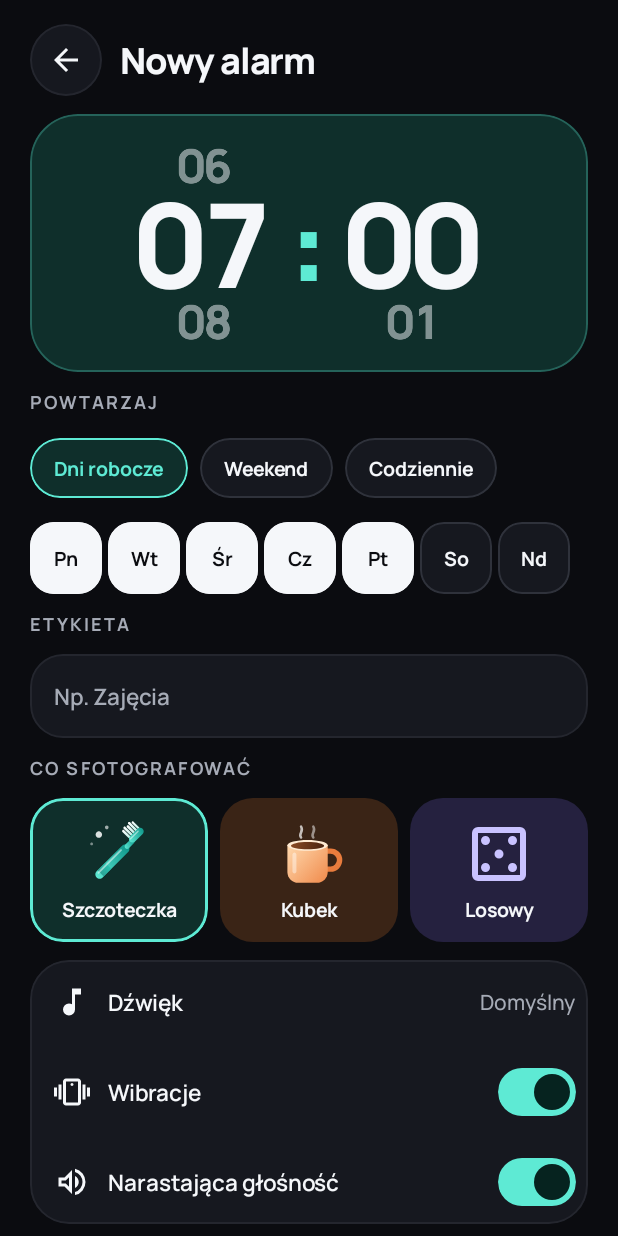
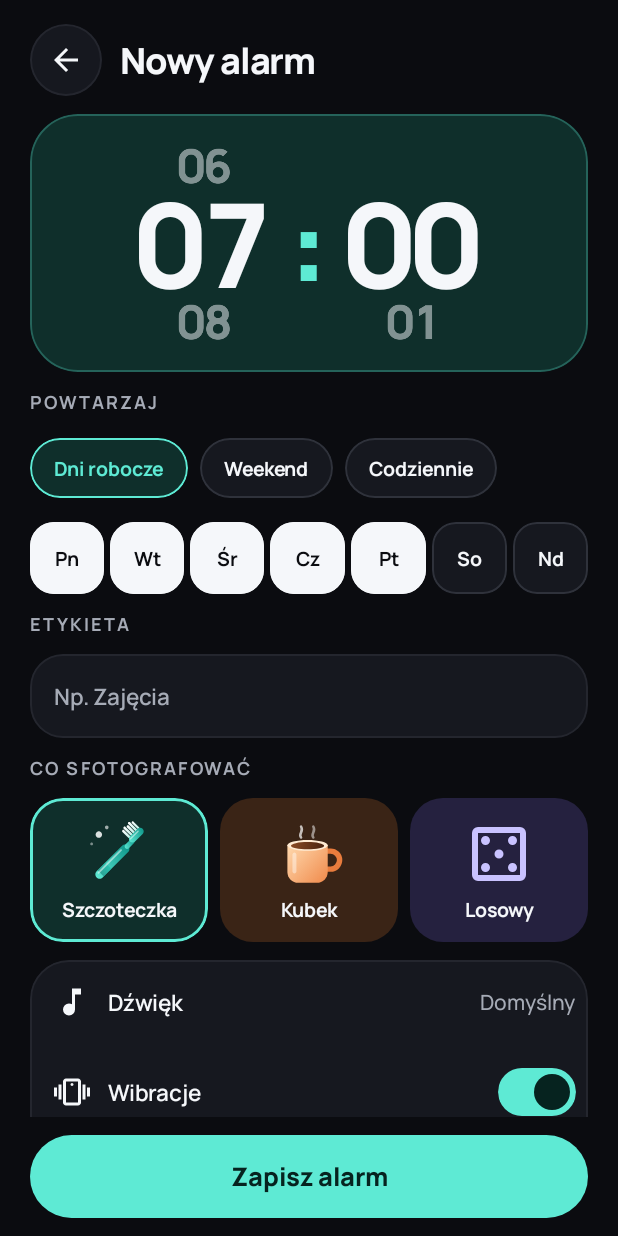
Before and after one commit to kelly-sudo/shotclock, an Android app built with Jetpack Compose: the screen it shows after launch (MainActivity), after a tap on "Dodaj pierwszy alarm", on a phone screen of 412 x 824 dp. Run offline under Robolectric (Android 15) with nearby library versions, the phone set to English and light mode, and no system bars; our stand-ins replace Room's generated code.

Commit message:
Etap 2: poprawki edycji na wąskim ekranie i przy dużej czcionce
Po przeglądzie przy 360 dp i czcionce 130%: chipy dni dzielą szerokość
po równo i mieszczą się w jednym wierszu, nazwa przedmiotu na kafelku
zmniejsza się zamiast ucinać, wiersze opcji rosną przy dwóch liniach tekstu,
„Zapisz alarm” jest przypięty na dole ekranu. ScreenContainer dostał
opcjonalny pinnedBottom, a przewijana treść nie wjeżdża już pod pasek stanu.

Co-Authored-By: Claude Opus 5.5 <noreply@anthropic.com>

```diff
--- a/app/src/main/java/pl/shotclock/budzik/ui/components/ObjectTile.kt
+++ b/app/src/main/java/pl/shotclock/budzik/ui/components/ObjectTile.kt
@@ -10,6 +10,7 @@ import androidx.compose.foundation.layout.height
 import androidx.compose.foundation.layout.padding
 import androidx.compose.foundation.layout.size
 import androidx.compose.foundation.selection.selectable
+import androidx.compose.foundation.text.TextAutoSize
 import androidx.compose.material3.MaterialTheme
 import androidx.compose.material3.Text
 import androidx.compose.material3.ripple
@@ -31,6 +32,7 @@ import pl.shotclock.budzik.ui.objects.ObjectVisual
 import pl.shotclock.budzik.ui.theme.Accent
 import pl.shotclock.budzik.ui.theme.AppShapes
 import pl.shotclock.budzik.ui.theme.ShotClockTheme
+import pl.shotclock.budzik.ui.theme.SmallLabelMinSize
 import pl.shotclock.budzik.ui.theme.Sizes
 import pl.shotclock.budzik.ui.theme.Spacing
 import pl.shotclock.budzik.ui.theme.rememberPressScale
@@ -73,11 +75,16 @@ fun ObjectTile(
     ) {
         // Opis nie jest potrzebny, bo pod ilustracją jest nazwa.
         ObjectImage(visual, contentDescription = null, modifier = Modifier.size(Sizes.illustrationTile))
+        // Przy dużej czcionce na wąskim ekranie nazwa się zmniejsza, zamiast ucinać („Szczoteczka”).
         Text(
             text = stringResource(visual.shortNameRes),
             style = MaterialTheme.typography.labelMedium,
             textAlign = TextAlign.Center,
             maxLines = 1,
+            autoSize = TextAutoSize.StepBased(
+                minFontSize = SmallLabelMinSize,
+                maxFontSize = MaterialTheme.typography.labelMedium.fontSize,
+            ),
         )
     }
 }
--- a/app/src/main/java/pl/shotclock/budzik/ui/components/ScreenContainer.kt
+++ b/app/src/main/java/pl/shotclock/budzik/ui/components/ScreenContainer.kt
@@ -1,13 +1,16 @@
 package pl.shotclock.budzik.ui.components
 
 import androidx.compose.foundation.layout.Arrangement
+import androidx.compose.foundation.layout.Box
 import androidx.compose.foundation.layout.Column
 import androidx.compose.foundation.layout.ColumnScope
 import androidx.compose.foundation.layout.Row
 import androidx.compose.foundation.layout.RowScope
 import androidx.compose.foundation.layout.fillMaxSize
+import androidx.compose.foundation.layout.fillMaxWidth
+import androidx.compose.foundation.layout.navigationBarsPadding
 import androidx.compose.foundation.layout.padding
-import androidx.compose.foundation.layout.systemBarsPadding
+import androidx.compose.foundation.layout.statusBarsPadding
 import androidx.compose.foundation.rememberScrollState
 import androidx.compose.foundation.verticalScroll
 import androidx.compose.material3.MaterialTheme
@@ -25,6 +28,7 @@ import pl.shotclock.budzik.ui.theme.Spacing
 /**
  * Wspólny układ zwykłego ekranu: tytuł, opcjonalny przycisk cofania i przewijana treść
  * z odstępami od pasków systemowych. Ekran z cofaniem ma mniejszy tytuł, bo obok jest przycisk.
+ * [pinnedBottom] to element przypięty na dole, poza przewijaną treścią (np. „Zapisz alarm”).
  */
 @Composable
 fun ScreenContainer(
@@ -33,13 +37,17 @@ fun ScreenContainer(
     hasBottomBar: Boolean = false,
     onBack: (() -> Unit)? = null,
     trailing: @Composable RowScope.() -> Unit = {},
+    pinnedBottom: (@Composable () -> Unit)? = null,
     content: @Composable ColumnScope.() -> Unit,
 ) {
+    // Odstęp od paska stanu jest poza przewijaniem, więc treść nie wjeżdża pod zegar i ikony telefonu.
+    Column(modifier.fillMaxSize().statusBarsPadding()) {
         Column(
-        modifier = modifier
-            .fillMaxSize()
+            modifier = Modifier
+                .weight(1f)
                 .verticalScroll(rememberScrollState())
-            .systemBarsPadding()
+                // Gdy na dole nic nie jest przypięte, treść musi kończyć się nad paskiem nawigacji telefonu.
+                .then(if (pinnedBottom == null) Modifier.navigationBarsPadding() else Modifier)
                 .padding(horizontal = Spacing.screenEdge)
                 .padding(
                     top = Spacing.medium,
@@ -71,6 +79,17 @@ fun ScreenContainer(
             }
             content()
         }
+        if (pinnedBottom != null) {
+            Box(
+                modifier = Modifier
+                    .fillMaxWidth()
+                    .navigationBarsPadding()
+                    .padding(horizontal = Spacing.screenEdge, vertical = Spacing.smallMedium),
+            ) {
+                pinnedBottom()
+            }
+        }
+    }
 }
 
 @Preview(widthDp = 360, heightDp = 320)
--- a/app/src/main/java/pl/shotclock/budzik/ui/edit/EditAlarmScreen.kt
+++ b/app/src/main/java/pl/shotclock/budzik/ui/edit/EditAlarmScreen.kt
@@ -9,7 +9,7 @@ import androidx.compose.foundation.layout.PaddingValues
 import androidx.compose.foundation.layout.Row
 import androidx.compose.foundation.layout.RowScope
 import androidx.compose.foundation.layout.fillMaxWidth
-import androidx.compose.foundation.layout.height
+import androidx.compose.foundation.layout.heightIn
 import androidx.compose.material3.Icon
 import androidx.compose.material3.MaterialTheme
 import androidx.compose.material3.Text
@@ -113,6 +113,16 @@ fun EditAlarmScreen(
                 )
             }
         },
+        // „Zapisz alarm” jest zawsze widoczny na dole, niezależnie od przewinięcia.
+        pinnedBottom = {
+            if (!uiState.isLoading) {
+                AppButton(
+                    text = stringResource(R.string.edit_save),
+                    onClick = actions.onSave,
+                    modifier = Modifier.fillMaxWidth(),
+                )
+            }
+        },
     ) {
         // Zanim alarm wczyta się z bazy, pokazujemy tylko tytuł.
         if (!uiState.isLoading) {
@@ -154,11 +164,6 @@ private fun ColumnScope.EditAlarmForm(alarm: Alarm, actions: EditAlarmActions) {
         }
     }
     AlarmOptionsCard(alarm, actions)
-    AppButton(
-        text = stringResource(R.string.edit_save),
-        onClick = actions.onSave,
-        modifier = Modifier.fillMaxWidth(),
-    )
 }
 
 @Composable
@@ -211,11 +216,9 @@ private fun WeekdayChips(selectedDays: Set<DayOfWeek>, onChange: (Set<DayOfWeek>
     val shortNames = stringArrayResource(R.array.weekdays_short)
     val fullNames = stringArrayResource(R.array.weekdays_full)
 
-    // FlowRow przenosi chipy do drugiego wiersza na wąskim ekranie (7 chipów po 48 dp nie zawsze się mieści).
-    FlowRow(
-        horizontalArrangement = Arrangement.spacedBy(Spacing.extraSmall),
-        verticalArrangement = Arrangement.spacedBy(Spacing.extraSmall),
-    ) {
+    // Siedem chipów dzieli szerokość po równo, więc zawsze mieszczą się w jednym wierszu.
+    // Na wąskim ekranie (360 dp) są nieco węższe niż 48 dp, ale wysokość zostaje 48 dp.
+    Row(horizontalArrangement = Arrangement.spacedBy(Spacing.extraSmall)) {
         DayOfWeek.entries.forEachIndexed { index, day ->
             AppChip(
                 label = shortNames[index],
@@ -224,6 +227,7 @@ private fun WeekdayChips(selectedDays: Set<DayOfWeek>, onChange: (Set<DayOfWeek>
                     onChange(if (selected) selectedDays + day else selectedDays - day)
                 },
                 contentDescription = fullNames[index],
+                modifier = Modifier.weight(1f),
             )
         }
     }
@@ -271,8 +275,9 @@ private fun OptionRow(
     @StringRes label: Int,
     trailing: @Composable RowScope.() -> Unit,
 ) {
+    // Wiersz rośnie, gdy przy dużej czcionce opis łamie się na dwie linie.
     Row(
-        modifier = Modifier.height(Sizes.settingRowHeight),
+        modifier = Modifier.heightIn(min = Sizes.settingRowHeight),
         verticalAlignment = Alignment.CenterVertically,
         horizontalArrangement = Arrangement.spacedBy(Spacing.smallMedium),
     ) {
```
Lines whose indentation alone changed are shown as unchanged.
